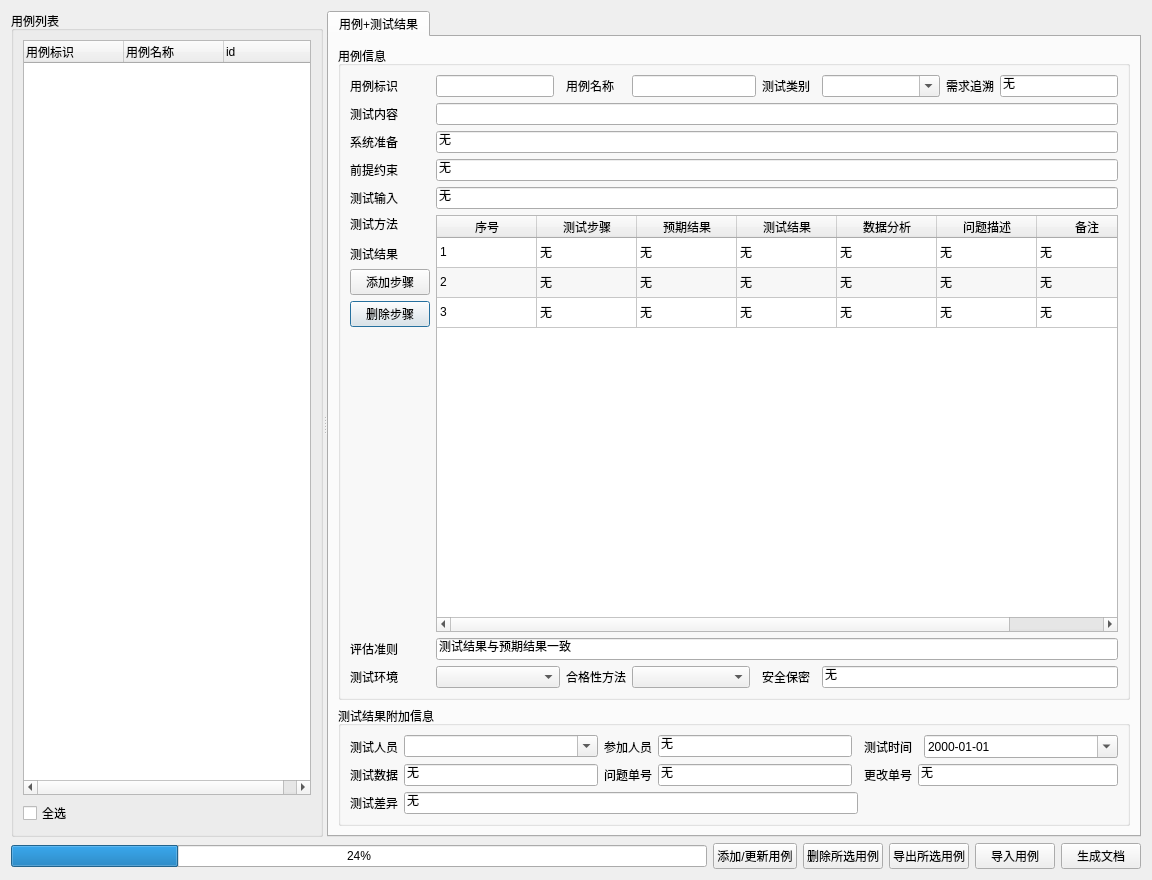
littlegogo/testmanager, file src/main/python/cranetestdoc.ui: the form before one commit.
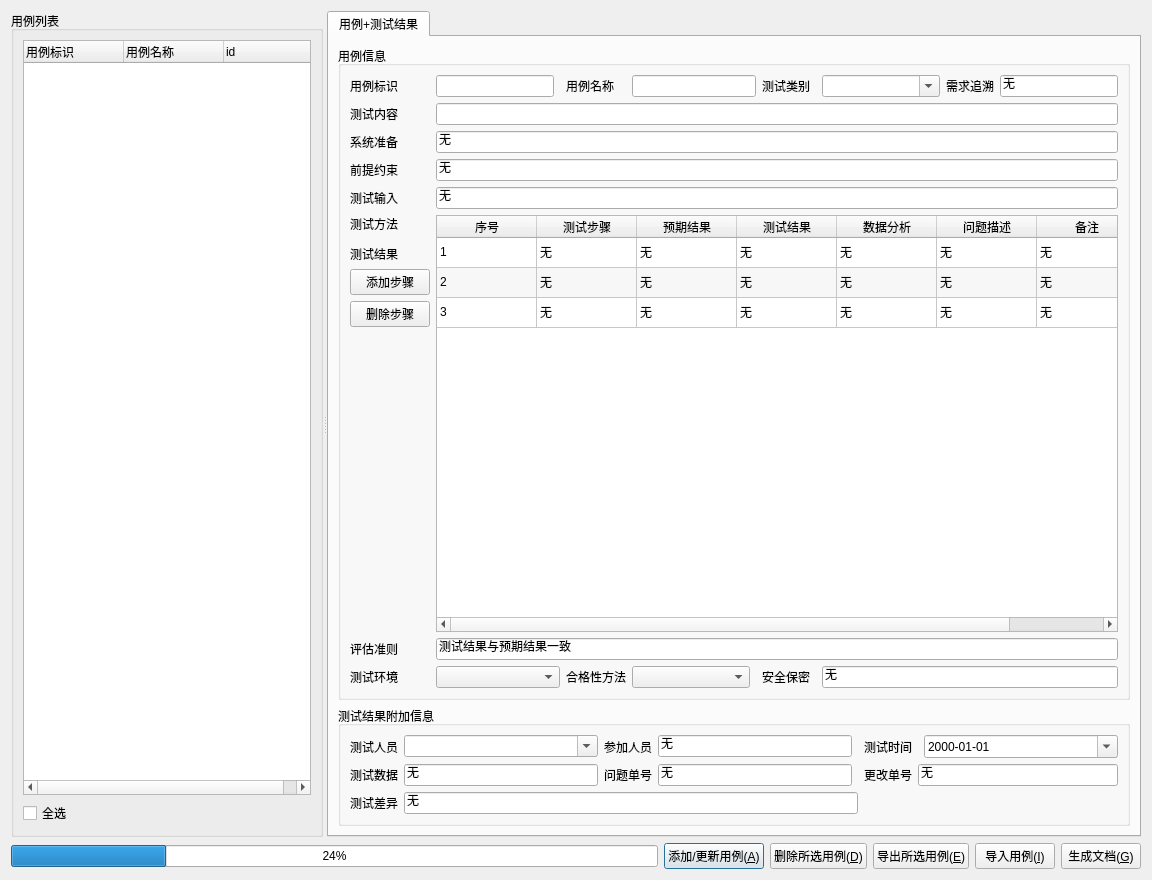
The form after the commit. Icons and pictures are not drawn.

Commit message: 修补bug 修复了导入时测试输入被覆盖的问题 修复了导入时测试结果列被覆盖问题 修复了生成文档时的表格错误

What changed in the file:
```diff
--- a/src/main/python/cranetestdoc.ui
+++ b/src/main/python/cranetestdoc.ui
@@ -674,7 +674,7 @@
      <item>
       <widget class="QPushButton" name="add_test_case_button">
        <property name="text">
-        <string>添加/更新用例</string>
+        <string>添加/更新用例(&amp;A)</string>
        </property>
        <property name="icon">
         <iconset resource="cranetestdoc.qrc">
@@ -686,12 +686,18 @@
          <height>16</height>
         </size>
        </property>
+       <property name="shortcut">
+        <string>Alt+A</string>
+       </property>
+       <property name="default">
+        <bool>true</bool>
+       </property>
       </widget>
      </item>
      <item>
       <widget class="QPushButton" name="remove_test_case_button">
        <property name="text">
-        <string>删除所选用例</string>
+        <string>删除所选用例(&amp;D)</string>
        </property>
        <property name="icon">
         <iconset resource="cranetestdoc.qrc">
@@ -702,7 +708,7 @@
      <item>
       <widget class="QPushButton" name="save_test_case_button">
        <property name="text">
-        <string>导出所选用例</string>
+        <string>导出所选用例(&amp;E)</string>
        </property>
        <property name="icon">
         <iconset resource="cranetestdoc.qrc">
@@ -713,7 +719,7 @@
      <item>
       <widget class="QPushButton" name="import_case_button">
        <property name="text">
-        <string>导入用例</string>
+        <string>导入用例(&amp;I)</string>
        </property>
        <property name="icon">
         <iconset resource="cranetestdoc.qrc">
@@ -724,7 +730,7 @@
      <item>
       <widget class="QPushButton" name="generate_doc_button">
        <property name="text">
-        <string>生成文档</string>
+        <string>生成文档(&amp;G)</string>
        </property>
        <property name="icon">
         <iconset resource="cranetestdoc.qrc">
```
Left out of the diff: 47 changed lines with no effect on the pictures. The commit also changes 4 other files.
